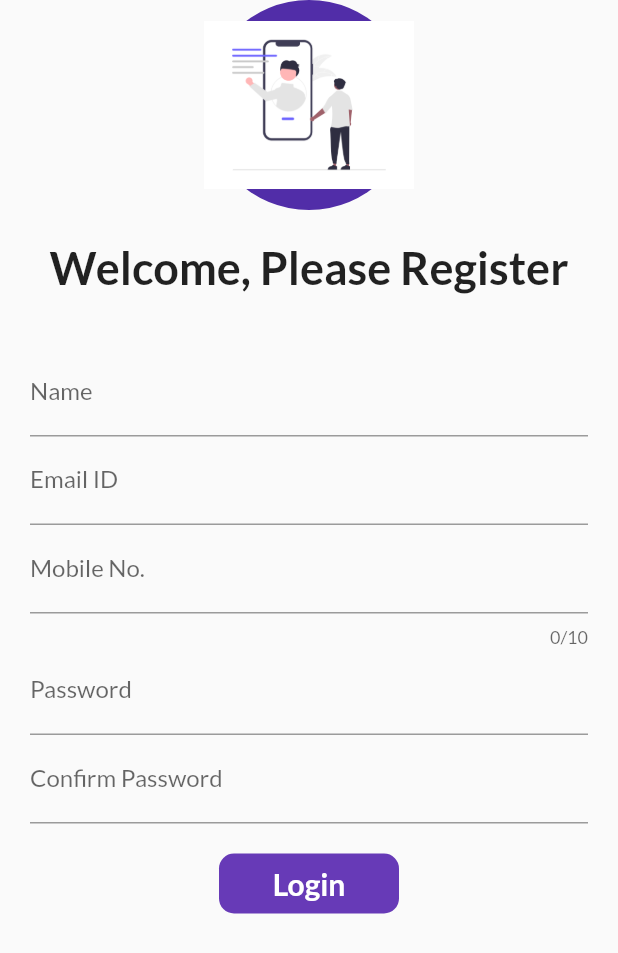
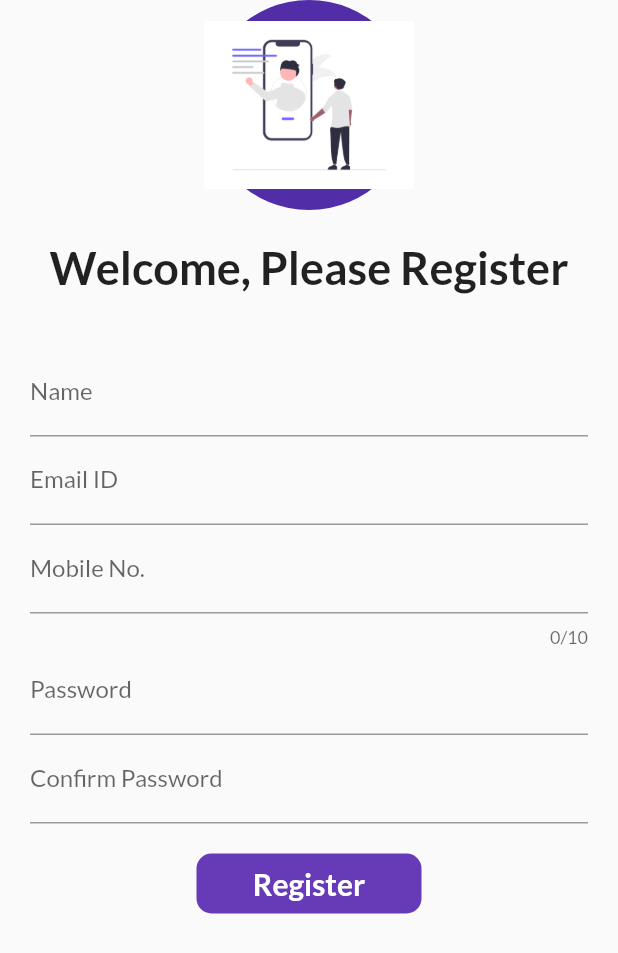
Before and after one commit to amitgp853/FirstFlutterApp, a Flutter app: the screen it shows after launch, on a phone screen of 412 x 824 dp. Shown: the top 953 px of the screen. Run offline on Flutter 3.47's test engine with Material 2 defaults, Android fonts, the phone set to English and light mode, and no system bars; our stand-ins replace google_fonts.

Commit message:
changed button

```diff
--- a/intro/lib/pages/login_page.dart
+++ b/intro/lib/pages/login_page.dart
@@ -128,10 +128,10 @@ class _LoginPageState extends State<LoginPage> {
                     child: AnimatedContainer(
                       duration: Duration(seconds: 1),
                       height: 40,
-                      width: 120,
+                      width: 150,
                       alignment: Alignment.center,
                       child: Text(
-                        "Login",
+                        "Register",
                         style: TextStyle(
                             fontSize: 20,
                             fontWeight: FontWeight.bold,
```
